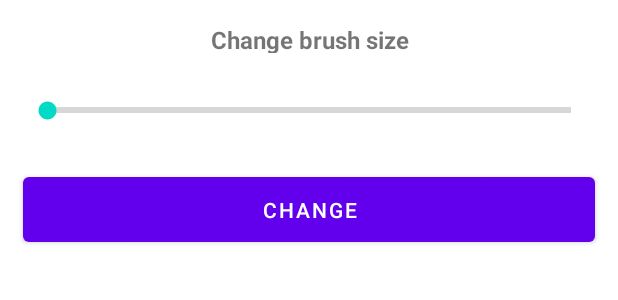
After one commit to Loveseo8/whiteboard, an Android app: the layout change_size_dialog.xml on its own in the app's theme, with its tools: preview values and no code run, on a phone screen of 412 x 824 dp. The commit adds this screen. Shown: the top 300 px of the screen. Run offline under Robolectric (Android 15) with nearby library versions, the phone set to English and light mode, and no system bars.

Commit message:
+change brush size +eraser +change brush color

```diff
--- a/app/build.gradle
+++ b/app/build.gradle
@@ -8,7 +8,7 @@ android {
 
     defaultConfig {
         applicationId "com.aad.drawingapp"
-        minSdkVersion 17
+        minSdkVersion 27
         targetSdkVersion 30
         versionCode 1
         versionName "1.0"
@@ -30,6 +30,7 @@ android {
 
 dependencies {
 
+    implementation 'com.github.duanhong169:colorpicker:1.1.5'
     implementation 'androidx.appcompat:appcompat:1.2.0'
     implementation 'com.google.android.material:material:1.2.1'
     implementation 'androidx.constraintlayout:constraintlayout:2.0.1'
--- /dev/null
+++ b/app/src/main/res/layout/change_size_dialog.xml
@@ -0,0 +1,33 @@
+<?xml version="1.0" encoding="utf-8"?>
+<LinearLayout xmlns:android="http://schemas.android.com/apk/res/android"
+             android:orientation="vertical"
+             android:layout_width="match_parent"
+             android:layout_height="match_parent">
+
+    <TextView
+        android:text="Change brush size"
+        android:gravity="center"
+        android:textSize="16dp"
+        android:textStyle="bold"
+        android:layout_width="match_parent"
+        android:layout_margin="15dp"
+        android:layout_height="20dp"/>
+
+    <SeekBar
+        android:id="@+id/seekBar"
+        android:layout_margin="15dp"
+        style="?android:attr/progressBarStyleHorizontal"
+        android:layout_width="match_parent"
+        android:layout_height="15dp" />
+
+
+
+    <Button
+        android:text="change"
+        android:id="@+id/change_button"
+        android:layout_width="match_parent"
+        android:layout_margin="15dp"
+        android:layout_height="55dp"/>
+
+
+</LinearLayout>
--- a/app/src/main/res/values/strings.xml
+++ b/app/src/main/res/values/strings.xml
@@ -1,4 +1,5 @@
 <resources>
     <string name="app_name">Whiteboard</string>
     <string name="clear">clear</string>
+    <string name="change_brush_size">change brush size</string>
 </resources>
--- a/gradle.properties
+++ b/gradle.properties
@@ -13,5 +13,5 @@ org.gradle.jvmargs=-Xmx2048m -Dfile.encoding=UTF-8
 # org.gradle.parallel=true
 # AndroidX package structure to make it clearer which packages are bundled with the
 # Android operating system, and which are packaged with your app"s APK
-# https://developer.android.com/topic/libraries/support-library/androidx-rn
+android.enableJetifier=true
 android.useAndroidX=true
```
Also changed, not shown: app/src/main/java/com/aad/drawingapp/MainActivity.java (+78 -8 lines), app/src/main/res/layout/activity_main.xml (+4 -4 lines), app/src/main/res/layout/change_color_dialog.xml (added, +29 -0 lines).
